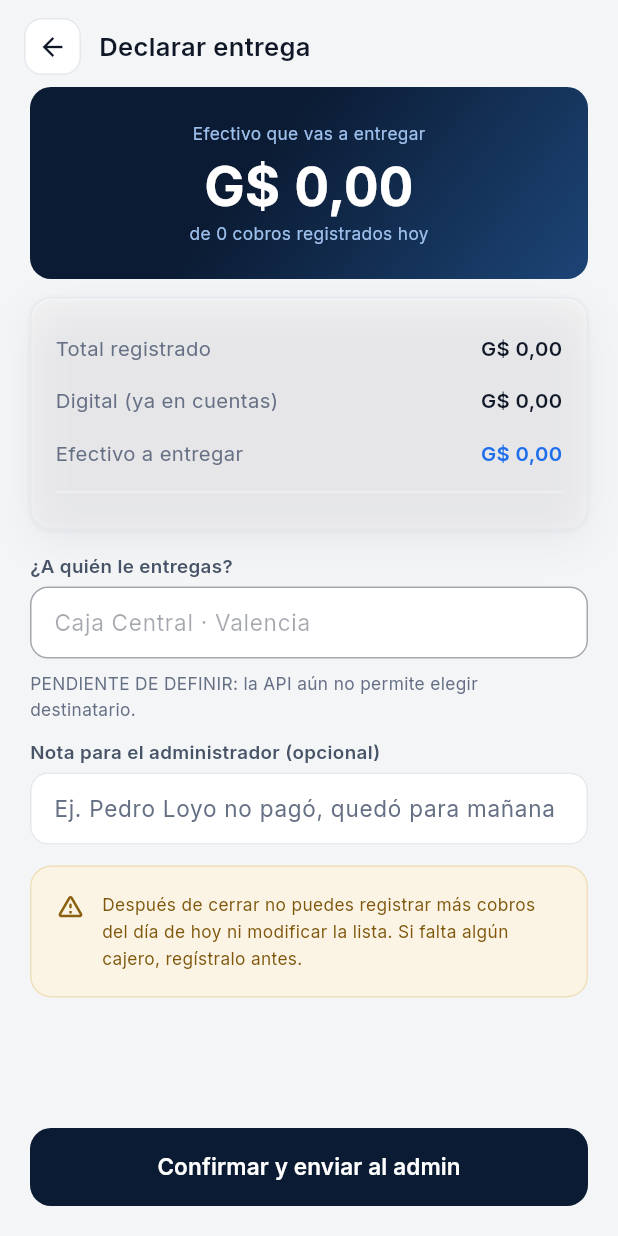
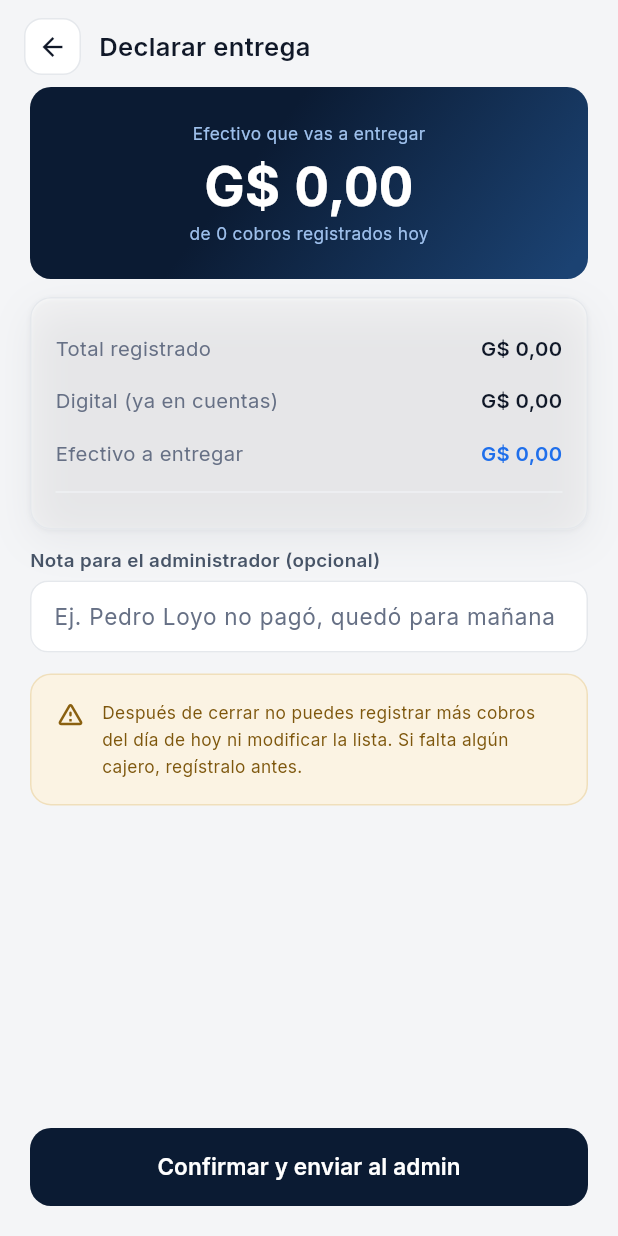
Before and after one commit to victor-melo-master/tav, a Flutter app: the DeclararEntregaScreen screen opened directly with empty values, on a phone screen of 412 x 824 dp. Run offline on Flutter 3.47's test engine with Material 3 defaults, Android fonts, the phone set to English and light mode, and no system bars; our stand-ins replace dio, file_picker, flutter_riverpod, flutter_secure_storage, flutter_svg, go_router and 1 more; accounts and stored records are empty; network calls fail.

Commit message:
fix(mobile): oculta textos PENDIENTE DE DEFINIR de la interfaz
- Quita el pie explicativo de perfiles de pagador y cobrador.
- Oculta botones de perfil del cobrador que no tienen endpoint (Cambiar PIN, Sincronizar).
- Elimina sección de respaldo/compartir recibo no funcional en detalle de cobro.
- Sustituye mensaje de historial de cierre por texto de estado vacío limpio.
- Elimina campo deshabilitado de destinatario en declarar entrega.

Generated with [Devin](https://devin.ai)
Co-Authored-By: Devin <158243242+devin-ai-integration[bot]@users.noreply.github.com>

```diff
--- a/apps/mobile/lib/screens/cobrador/cierre_detail_screen.dart
+++ b/apps/mobile/lib/screens/cobrador/cierre_detail_screen.dart
@@ -271,7 +271,7 @@ class _CierreDetailScreenState extends ConsumerState<CierreDetailScreen> {
               ),
               child: Center(
                 child: Text(
-                  'PENDIENTE DE DEFINIR: el historial no devuelve la lista de cobros.',
+                  'No hay cobros disponibles para este cierre.',
                   style: TavText.caption.copyWith(color: TavColors.ink3),
                 ),
               ),
--- a/apps/mobile/lib/screens/cobrador/declarar_entrega_screen.dart
+++ b/apps/mobile/lib/screens/cobrador/declarar_entrega_screen.dart
@@ -18,9 +18,7 @@ import '../../theme/tav_text.dart';
 /// Pantalla para declarar la entrega y cerrar el día.
 ///
 /// El cobrador confirma el efectivo que entrega y una nota. El efectivo se
-/// deriva del cierre actual (suma de cobros en efectivo). La API no acepta
-/// aún el campo "entregadoA" (PENDIENTE DE DEFINIR), así que se muestra en
-/// la interfaz pero no se envía.
+/// deriva del cierre actual (suma de cobros en efectivo).
 class DeclararEntregaScreen extends ConsumerStatefulWidget {
   const DeclararEntregaScreen({super.key, required this.cierreId});
 
@@ -33,7 +31,6 @@ class DeclararEntregaScreen extends ConsumerStatefulWidget {
 
 class _DeclararEntregaScreenState extends ConsumerState<DeclararEntregaScreen> {
   final _notaCtrl = TextEditingController();
-  final _entregadoA = 'Caja Central · Valencia';
   bool _enviando = false;
 
   @override
@@ -124,20 +121,6 @@ class _DeclararEntregaScreenState extends ConsumerState<DeclararEntregaScreen> {
                       ],
                     ),
                   ),
-                  const SizedBox(height: 16),
-
-                  // PENDIENTE DE DEFINIR: entregadoA no está en EnviarCierreDto.
-                  TavField(
-                    label: '¿A quién le entregas?',
-                    controller: TextEditingController(text: _entregadoA),
-                    enabled: false,
-                  ),
-                  const SizedBox(height: 6),
-                  Text(
-                    'PENDIENTE DE DEFINIR: la API aún no permite elegir destinatario.',
-                    style: TavText.caption.copyWith(color: TavColors.ink3),
-                  ),
-
                   const SizedBox(height: TavSpace.md),
                   TavField(
                     label: 'Nota para el administrador (opcional)',
--- a/apps/mobile/lib/screens/pagador/perfil_screen.dart
+++ b/apps/mobile/lib/screens/pagador/perfil_screen.dart
@@ -107,12 +107,6 @@ class _PagadorPerfilScreenState extends ConsumerState<PagadorPerfilScreen> {
           loading: _cerrando,
           onPressed: _cerrando ? null : _logout,
         ),
-        const SizedBox(height: 8),
-        Text(
-          'PENDIENTE DE DEFINIR: cambiar PIN y sincronización manual dependen de endpoints aún no conectados.',
-          style: TavText.caption.copyWith(color: TavColors.ink3),
-          textAlign: TextAlign.center,
-        ),
       ],
     );
   }
```
Also changed, not shown: apps/mobile/lib/screens/cobrador/cobro_detail_screen.dart (+0 -45 lines), apps/mobile/lib/screens/cobrador/perfil_cobrador_screen.dart (+2 -21 lines).
